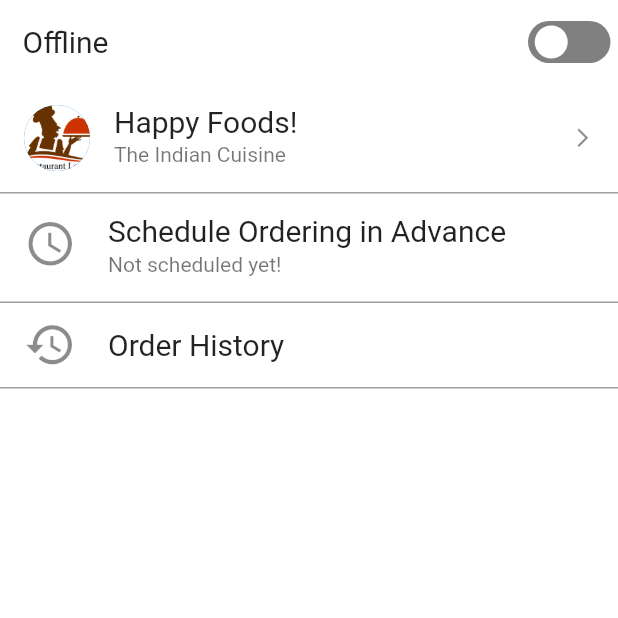
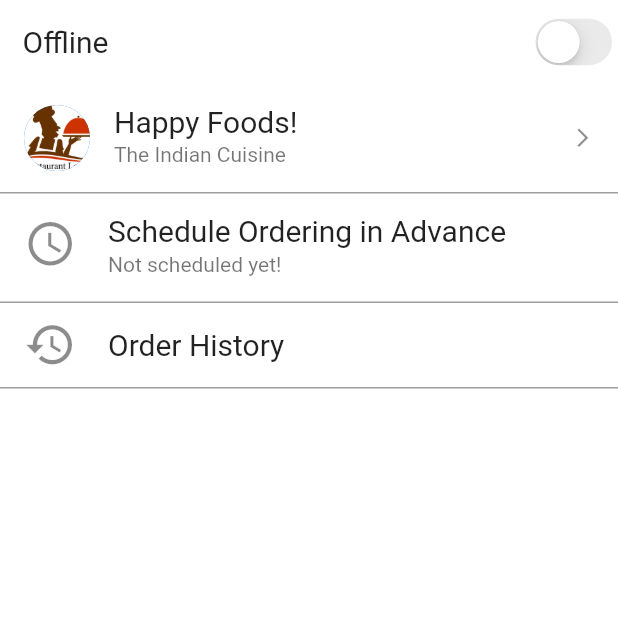
Before and after one commit to rajnis09/antiQ, a Flutter app: the More screen opened directly, on a phone screen of 412 x 824 dp, the top half of it. Run offline on Flutter 3.47's test engine with Material 2 defaults, Android fonts, the phone set to English and light mode, and no system bars; our stand-ins replace cached_network_image, cloud_firestore, connectivity, firebase_auth, firebase_core, google_fonts and 1 more; accounts and stored records are empty.

Commit message:
added cupertino switch button (#7)
* Added Cupertino switch button

```diff
--- a/lib/views/more.dart
+++ b/lib/views/more.dart
@@ -1,10 +1,10 @@
 import 'dart:async';
 
 import 'package:flutter/material.dart';
+import 'package:flutter/cupertino.dart';
 
 import '../views/ordered_history.dart';
 import '../views/profile/profile_page.dart';
-import '../widgets/custom_switch.dart';
 
 class More extends StatefulWidget {
   @override
@@ -83,9 +83,9 @@ class _MoreState extends State<More> {
                       style: TextStyle(color: Colors.black87, fontSize: 20),
                     ),
                   ),
-                  CustomSwitch(
+                  CupertinoSwitch(
                     value: _isOnline,
-                    color: tempColor,
+                    activeColor: tempColor,
                     onChanged: (value) {
                       setState(() {
                         _isOnline = value;
@@ -106,8 +106,8 @@ class _MoreState extends State<More> {
             ),
             GestureDetector(
               onTap: () {
-                Navigator.of(context)
-                    .pushNamed(ProfilePage.routeName, arguments: [true, true, false]);
+                Navigator.of(context).pushNamed(ProfilePage.routeName,
+                    arguments: [true, true, false]);
               },
               child: Container(
                 width: double.infinity,
--- a/lib/widgets/custom_switch.dart
+++ /dev/null
@@ -1,80 +0,0 @@
-import 'package:flutter/material.dart';
-
-class CustomSwitch extends StatefulWidget {
-  final bool value;
-  final ValueChanged<bool> onChanged;
-  final Color color;
-
-  CustomSwitch({Key key, this.value, this.onChanged, this.color})
-      : super(key: key);
-
-  @override
-  _CustomSwitchState createState() => _CustomSwitchState();
-}
-
-class _CustomSwitchState extends State<CustomSwitch>
-    with SingleTickerProviderStateMixin {
-  Animation _circleAnimation;
-  AnimationController _animationController;
-
-  @override
-  void initState() {
-    super.initState();
-    _animationController =
-        AnimationController(vsync: this, duration: Duration(milliseconds: 60));
-    _circleAnimation = AlignmentTween(
-            begin: widget.value ? Alignment.centerRight : Alignment.centerLeft,
-            end: widget.value ? Alignment.centerLeft : Alignment.centerRight)
-        .animate(CurvedAnimation(
-            parent: _animationController, curve: Curves.linear));
-  }
-
-  @override
-  Widget build(BuildContext context) {
-    return AnimatedBuilder(
-      animation: _animationController,
-      builder: (context, child) {
-        return GestureDetector(
-          onTap: () {
-            if (_animationController.isCompleted) {
-              _animationController.reverse();
-            } else {
-              _animationController.forward();
-            }
-            widget.value == false
-                ? widget.onChanged(true)
-                : widget.onChanged(false);
-          },
-          child: Column(
-            mainAxisAlignment: MainAxisAlignment.center,
-            children: [
-              Container(
-                margin: EdgeInsets.only(right: 5),
-                width: 55.0,
-                height: 28.0,
-                decoration: BoxDecoration(
-                  borderRadius: BorderRadius.circular(24.0),
-                  color: widget.color,
-                ),
-                child: Padding(
-                  padding: const EdgeInsets.all(3),
-                  child: Container(
-                    alignment: widget.value
-                        ? Alignment.centerRight
-                        : Alignment.centerLeft,
-                    child: Container(
-                      width: 25.0,
-                      height: 25.0,
-                      decoration: BoxDecoration(
-                          shape: BoxShape.circle, color: Colors.white),
-                    ),
-                  ),
-                ),
-              ),
-            ],
-          ),
-        );
-      },
-    );
-  }
-}
```
